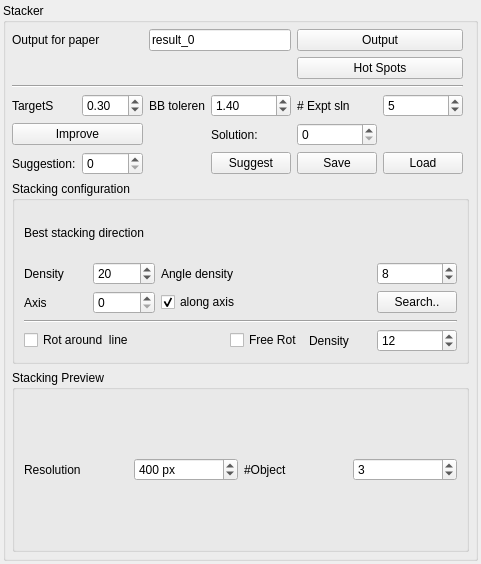
Above: Stacker/StackerWidget.ui from HonghuaLi/stacker before the change. Below: the same form after it.
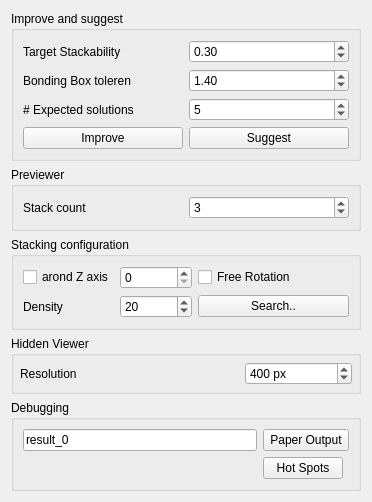
That is the form after the change.

Patch:
```diff
--- a/Stacker/StackerWidget.ui
+++ b/Stacker/StackerWidget.ui
@@ -6,8 +6,8 @@
    <rect>
     <x>0</x>
     <y>0</y>
-    <width>350</width>
-    <height>564</height>
+    <width>337</width>
+    <height>443</height>
    </rect>
   </property>
   <property name="sizePolicy">
@@ -18,67 +18,62 @@
   </property>
   <property name="maximumSize">
    <size>
-    <width>350</width>
+    <width>337</width>
     <height>16777215</height>
    </size>
   </property>
   <property name="windowTitle">
    <string>Form</string>
   </property>
-  <layout class="QHBoxLayout" name="horizontalLayout_2">
-   <property name="margin">
-    <number>3</number>
-   </property>
-   <item>
-    <widget class="QGroupBox" name="groupBox">
-     <property name="title">
-      <string>Stacker</string>
-     </property>
-     <property name="flat">
-      <bool>true</bool>
-     </property>
-     <layout class="QGridLayout" name="gridLayout">
-      <property name="margin">
-       <number>6</number>
-      </property>
-      <property name="spacing">
-       <number>6</number>
-      </property>
-      <item row="24" column="0" colspan="7">
-       <widget class="QGroupBox" name="groupBox_3">
+  <layout class="QGridLayout" name="gridLayout_2">
+   <item row="2" column="0">
+    <widget class="QGroupBox" name="stackingConfigBox">
         <property name="title">
          <string>Stacking configuration</string>
         </property>
         <layout class="QGridLayout" name="gridLayout_5">
-         <item row="2" column="1" colspan="4">
-          <widget class="QLabel" name="label_6">
+      <item row="5" column="4" colspan="2">
+       <widget class="QPushButton" name="searchDirectionButton">
            <property name="text">
-            <string>Best stacking direction</string>
+         <string>Search..</string>
            </property>
           </widget>
          </item>
-         <item row="8" column="1" colspan="3">
+      <item row="3" column="2">
+       <widget class="QSpinBox" name="searchAxisID">
+        <property name="maximum">
+         <number>2</number>
+        </property>
+       </widget>
+      </item>
+      <item row="3" column="4" colspan="2">
+       <widget class="QCheckBox" name="rotFreeForm">
+        <property name="text">
+         <string>Free Rotation</string>
+        </property>
+       </widget>
+      </item>
+      <item row="3" column="0">
           <widget class="QCheckBox" name="rotAroundAxis">
-           <property name="text">
-            <string>Rot around  line</string>
-           </property>
-          </widget>
-         </item>
-         <item row="5" column="1">
-          <widget class="QLabel" name="label_11">
+        <property name="enabled">
+         <bool>true</bool>
+        </property>
            <property name="text">
-            <string>Axis</string>
-           </property>
-          </widget>
-         </item>
-         <item row="3" column="1">
+         <string>arond Z axis</string>
+        </property>
+        <property name="checked">
+         <bool>false</bool>
+        </property>
+       </widget>
+      </item>
+      <item row="5" column="0">
           <widget class="QLabel" name="label_12">
            <property name="text">
             <string>Density</string>
            </property>
           </widget>
          </item>
-         <item row="3" column="2">
+      <item row="5" column="2">
           <widget class="QSpinBox" name="searchDensity">
            <property name="minimum">
             <number>2</number>
@@ -91,98 +86,25 @@
            </property>
           </widget>
          </item>
-         <item row="5" column="2">
-          <widget class="QSpinBox" name="searchAxis">
-           <property name="maximum">
-            <number>2</number>
-           </property>
-          </widget>
-         </item>
-         <item row="5" column="3" colspan="2">
-          <widget class="QCheckBox" name="searchAlongAxis">
-           <property name="text">
-            <string>along axis</string>
-           </property>
-           <property name="checked">
-            <bool>true</bool>
-           </property>
-          </widget>
-         </item>
-         <item row="5" column="6">
-          <widget class="QPushButton" name="searchDirectionButton">
-           <property name="text">
-            <string>Search..</string>
-           </property>
-          </widget>
-         </item>
-         <item row="3" column="3" colspan="2">
-          <widget class="QLabel" name="label_13">
-           <property name="text">
-            <string>Angle density</string>
-           </property>
-          </widget>
-         </item>
-         <item row="3" column="6">
-          <widget class="QSpinBox" name="searchAngleDensity">
-           <property name="minimum">
-            <number>1</number>
-           </property>
-           <property name="maximum">
-            <number>360</number>
-           </property>
-           <property name="value">
-            <number>8</number>
-           </property>
-          </widget>
-         </item>
-         <item row="7" column="1" colspan="6">
-          <widget class="Line" name="line_5">
-           <property name="orientation">
-            <enum>Qt::Horizontal</enum>
-           </property>
-          </widget>
-         </item>
-         <item row="8" column="4">
-          <widget class="QCheckBox" name="rotFreeForm">
-           <property name="text">
-            <string>Free Rot</string>
-           </property>
-          </widget>
-         </item>
-         <item row="8" column="6">
-          <widget class="QSpinBox" name="rotStackingDensity">
-           <property name="value">
-            <number>12</number>
-           </property>
-          </widget>
-         </item>
-         <item row="8" column="5">
-          <widget class="QLabel" name="label_14">
-           <property name="text">
-            <string>Density</string>
-           </property>
-          </widget>
-         </item>
         </layout>
        </widget>
       </item>
-      <item row="28" column="0" colspan="7">
-       <widget class="QGroupBox" name="previewBox">
+   <item row="3" column="0">
+    <widget class="QGroupBox" name="hiddenviewBox">
         <property name="title">
-         <string>Stacking Preview</string>
+      <string>Hidden Viewer</string>
         </property>
         <property name="flat">
-         <bool>true</bool>
-        </property>
-        <layout class="QGridLayout" name="gridLayout_3">
-         <item row="1" column="0">
-          <widget class="QLabel" name="label">
-           <property name="text">
-            <string>Resolution</string>
-           </property>
-          </widget>
-         </item>
-         <item row="1" column="1">
+      <bool>false</bool>
+     </property>
+     <layout class="QGridLayout" name="gridLayout">
+      <property name="margin">
+       <number>6</number>
+      </property>
+      <property name="spacing">
+       <number>6</number>
+      </property>
+      <item row="27" column="2">
           <widget class="QSpinBox" name="hidderViewerSize">
            <property name="suffix">
             <string> px</string>
@@ -198,107 +120,65 @@
            </property>
           </widget>
          </item>
-         <item row="1" column="2">
-          <widget class="QLabel" name="label_15">
+      <item row="27" column="0" colspan="2">
+       <widget class="QLabel" name="label">
            <property name="text">
-            <string>#Object</string>
-           </property>
-          </widget>
-         </item>
-         <item row="1" column="3">
-          <widget class="QSpinBox" name="stackCount">
-           <property name="contextMenuPolicy">
-            <enum>Qt::CustomContextMenu</enum>
-           </property>
-           <property name="value">
-            <number>3</number>
+         <string>Resolution</string>
            </property>
           </widget>
          </item>
         </layout>
        </widget>
       </item>
-      <item row="13" column="4">
-       <widget class="QPushButton" name="saveSuggestionsButton">
-        <property name="text">
-         <string>Save</string>
-        </property>
-        <property name="autoRepeatDelay">
-         <number>300</number>
-        </property>
-       </widget>
-      </item>
-      <item row="13" column="2">
-       <widget class="QLabel" name="numSuggestion">
+   <item row="0" column="0">
+    <widget class="QGroupBox" name="improveBox">
+     <property name="title">
+      <string>Improve and suggest</string>
+     </property>
+     <layout class="QGridLayout" name="gridLayout_4">
+      <item row="2" column="0">
+       <widget class="QLabel" name="label_17">
         <property name="text">
-         <string/>
+         <string># Expected solutions</string>
         </property>
        </widget>
       </item>
-      <item row="11" column="5">
-       <widget class="QLabel" name="numSolution">
+      <item row="1" column="0">
+       <widget class="QLabel" name="label_16">
         <property name="text">
-         <string/>
+         <string>Bonding Box toleren</string>
         </property>
        </widget>
       </item>
-      <item row="13" column="1">
-       <widget class="QSpinBox" name="suggestionID">
-        <property name="maximum">
-         <number>10000</number>
-        </property>
-       </widget>
-      </item>
-      <item row="11" column="3">
-       <widget class="QLabel" name="label_5">
+      <item row="0" column="0">
+       <widget class="QLabel" name="targetStackLabel">
         <property name="text">
-         <string>Solution:</string>
+         <string>Target Stackability</string>
         </property>
        </widget>
       </item>
-      <item row="13" column="0">
-       <widget class="QLabel" name="label_18">
-        <property name="text">
-         <string>Suggestion:</string>
-        </property>
-       </widget>
-      </item>
-      <item row="11" column="4">
-       <widget class="QSpinBox" name="solutionID">
-        <property name="maximum">
-         <number>100</number>
-        </property>
-       </widget>
-      </item>
-      <item row="13" column="5">
-       <widget class="QPushButton" name="loadSuggestionsButton">
-        <property name="text">
-         <string>Load</string>
-        </property>
-       </widget>
-      </item>
-      <item row="13" column="3">
-       <widget class="QPushButton" name="suggestButton">
-        <property name="text">
-         <string>Suggest</string>
-        </property>
-       </widget>
-      </item>
-      <item row="11" column="0" colspan="2">
+      <item row="3" column="0">
        <widget class="QPushButton" name="improveButton">
         <property name="text">
          <string>Improve</string>
         </property>
        </widget>
       </item>
-      <item row="7" column="0">
-       <widget class="QLabel" name="targetStackLabel">
+      <item row="3" column="2">
+       <widget class="QPushButton" name="suggestButton">
         <property name="text">
-         <string>TargetS</string>
+         <string>Suggest</string>
         </property>
        </widget>
       </item>
-      <item row="7" column="3">
+      <item row="2" column="2">
+       <widget class="QSpinBox" name="numExpectedSolutions">
+        <property name="value">
+         <number>5</number>
+        </property>
+       </widget>
+      </item>
+      <item row="1" column="2">
        <widget class="QDoubleSpinBox" name="BBTolerance">
         <property name="minimum">
          <double>0.200000000000000</double>
@@ -314,7 +194,7 @@
         </property>
        </widget>
       </item>
-      <item row="7" column="1">
+      <item row="0" column="2">
        <widget class="QDoubleSpinBox" name="targetS">
         <property name="maximum">
          <double>1.000000000000000</double>
@@ -327,56 +207,30 @@
         </property>
        </widget>
       </item>
-      <item row="7" column="2">
-       <widget class="QLabel" name="label_16">
-        <property name="text">
-         <string>BB toleren</string>
-        </property>
-       </widget>
-      </item>
-      <item row="7" column="4">
-       <widget class="QLabel" name="label_17">
-        <property name="text">
-         <string># Expt sln</string>
-        </property>
-       </widget>
-      </item>
-      <item row="7" column="5">
-       <widget class="QSpinBox" name="numExpectedSolutions">
-        <property name="value">
-         <number>5</number>
-        </property>
-       </widget>
-      </item>
-      <item row="0" column="0" colspan="2">
-       <widget class="QLabel" name="label_4">
+     </layout>
+    </widget>
+   </item>
+   <item row="5" column="0">
+    <widget class="QGroupBox" name="debugBox">
+     <property name="title">
+      <string>Debugging</string>
+     </property>
+     <layout class="QGridLayout" name="gridLayout_7">
+      <item row="0" column="1" colspan="2">
+       <widget class="QPushButton" name="outputButton">
         <property name="text">
-         <string>Output for paper</string>
+         <string>Paper Output</string>
         </property>
        </widget>
       </item>
-      <item row="0" column="2" colspan="2">
+      <item row="0" column="0">
        <widget class="QLineEdit" name="outputFileName">
         <property name="text">
          <string>result_0</string>
         </property>
        </widget>
       </item>
-      <item row="0" column="4" colspan="2">
-       <widget class="QPushButton" name="outputButton">
-        <property name="text">
-         <string>Output</string>
-        </property>
-       </widget>
-      </item>
-      <item row="3" column="0" colspan="6">
-       <widget class="Line" name="line">
-        <property name="orientation">
-         <enum>Qt::Horizontal</enum>
-        </property>
-       </widget>
-      </item>
-      <item row="2" column="4" colspan="2">
+      <item row="1" column="1">
        <widget class="QPushButton" name="hotspotsButton">
         <property name="text">
          <string>Hot Spots</string>
@@ -386,6 +240,47 @@
      </layout>
     </widget>
    </item>
+   <item row="1" column="0">
+    <widget class="QGroupBox" name="previewBox">
+     <property name="title">
+      <string>Previewer</string>
+     </property>
+     <property name="flat">
+      <bool>false</bool>
+     </property>
+     <layout class="QGridLayout" name="gridLayout_3">
+      <item row="0" column="0">
+       <widget class="QLabel" name="label_15">
+        <property name="minimumSize">
+         <size>
+          <width>160</width>
+          <height>0</height>
+         </size>
+        </property>
+        <property name="text">
+         <string>Stack count</string>
+        </property>
+       </widget>
+      </item>
+      <item row="0" column="1">
+       <widget class="QSpinBox" name="stackCount">
+        <property name="minimumSize">
+         <size>
+          <width>160</width>
+          <height>0</height>
+         </size>
+        </property>
+        <property name="contextMenuPolicy">
+         <enum>Qt::CustomContextMenu</enum>
+        </property>
+        <property name="value">
+         <number>3</number>
+        </property>
+       </widget>
+      </item>
+     </layout>
+    </widget>
+   </item>
   </layout>
  </widget>
  <resources>
```
Lines whose indentation alone changed are shown as unchanged.
